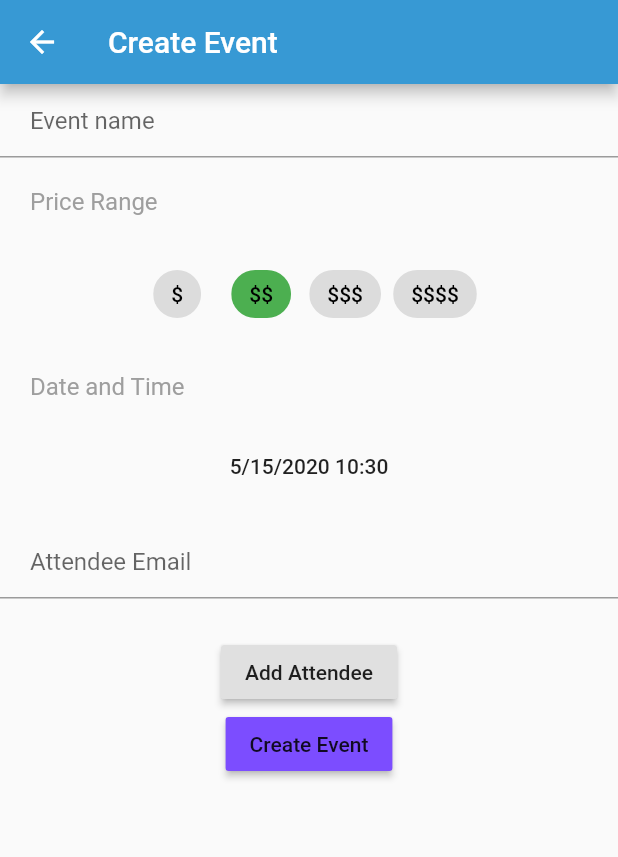
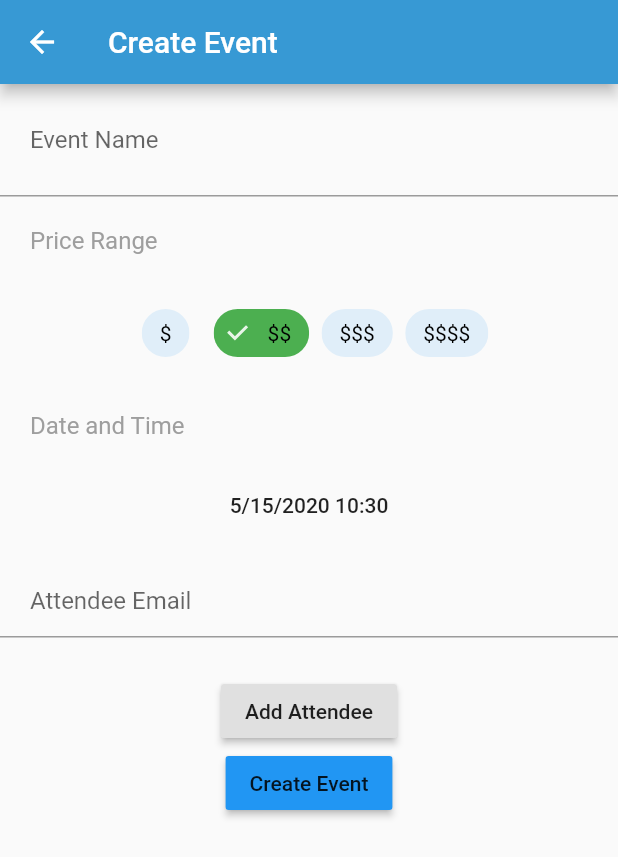
Before and after one commit to maryfan1106/Foodies, a Flutter app: the CreateEventScreen screen opened by its route, on a phone screen of 412 x 824 dp. Shown: the top 857 px of the screen. Run offline on Flutter 3.47's test engine with Material 2 defaults, Android fonts, the phone set to English and light mode, and no system bars; our stand-ins replace flutter_datetime_picker, flutter_dotenv, google_fonts, shared_preferences; accounts and stored records are empty; statements that could not run were skipped.

Commit message:
finished styling

```diff
--- a/foodies_app/lib/widgets/create_event_form.dart
+++ b/foodies_app/lib/widgets/create_event_form.dart
@@ -57,8 +57,8 @@ class _CreateEventFormState extends State<CreateEventForm> {
           children: <Widget>[
             TextFormField(
               decoration: const InputDecoration(
-                hintText: "Event name",
-                contentPadding: EdgeInsets.fromLTRB(20.0, 15.0, 20.0, 15.0),
+                labelText: 'Event Name',
+                contentPadding: EdgeInsets.all(20.0),
               ),
               controller: _nameController,
               validator: (value) {
--- a/foodies_app/lib/widgets/restaurant_card.dart
+++ b/foodies_app/lib/widgets/restaurant_card.dart
@@ -21,7 +21,7 @@ class _RestaurantCardState extends State<RestaurantCard> {
   @override
   Widget build(BuildContext context) {
     return Card(
-      color: widget.selected ? Colors.lightBlueAccent : null,
+      color: widget.selected ? Theme.of(context).accentColor : null,
       child: InkWell(
         onTap: () => widget.setVote(widget.restaurant),
         child: ListTile(
```
Also changed, not shown: foodies_app/lib/main.dart (+12 -1 lines).
